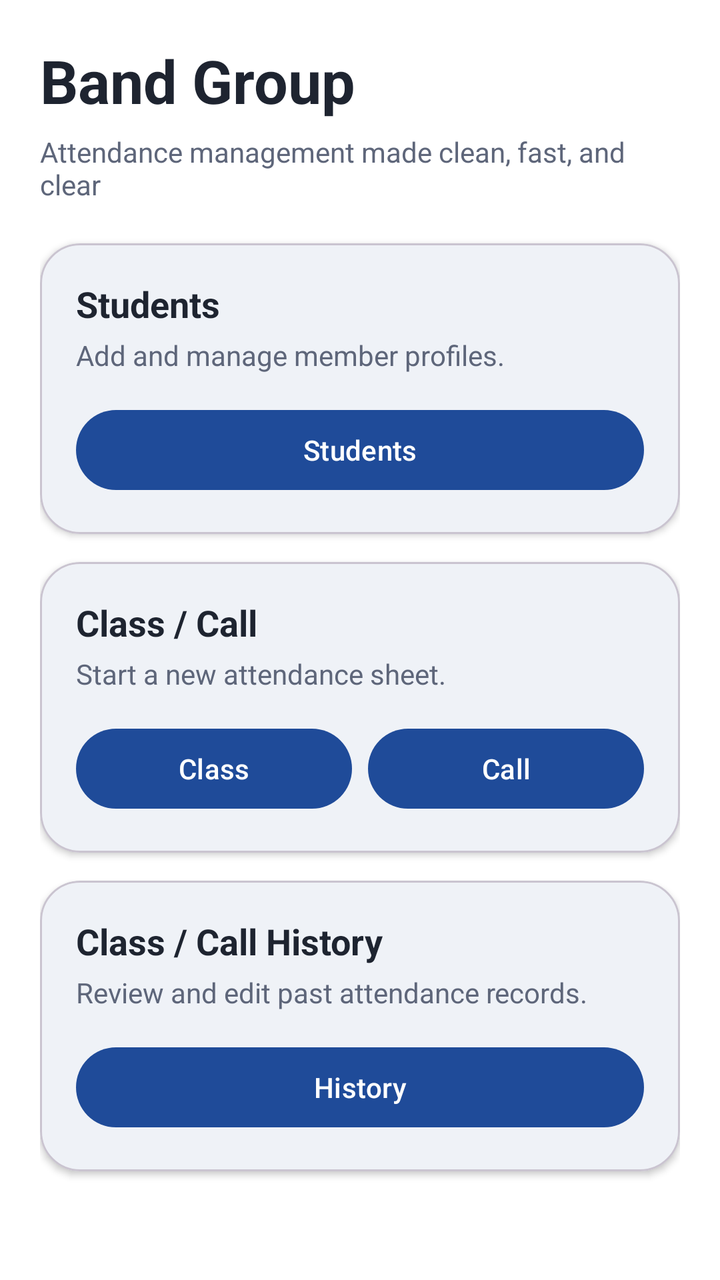
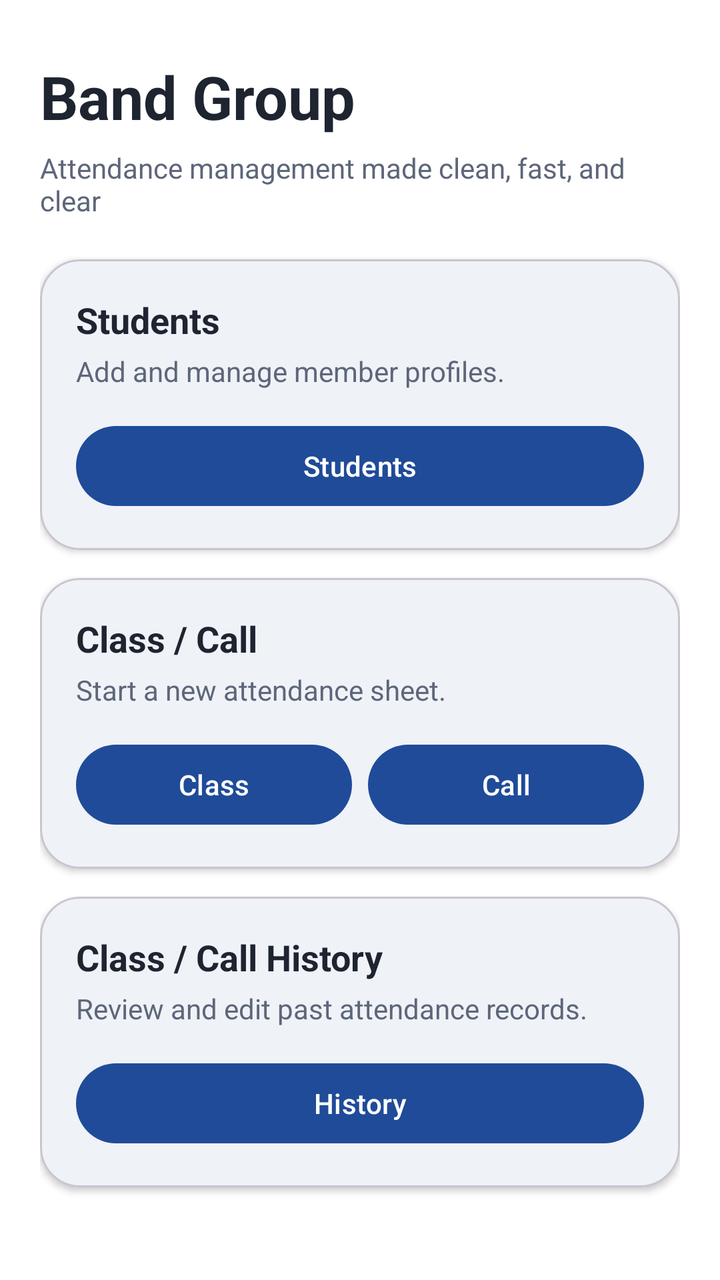

Compare the two renders of this Android layout. The source of the first and the diff that turns it into the second are given below.
<!-- AndroidManifest.xml: application theme Theme.SSJB -->
<!-- res/layout/activity_main.xml -->
<?xml version="1.0" encoding="utf-8"?>
<androidx.core.widget.NestedScrollView xmlns:android="http://schemas.android.com/apk/res/android"
    xmlns:app="http://schemas.android.com/apk/res-auto"
    android:layout_width="match_parent"
    android:layout_height="match_parent"
    android:background="?attr/colorSurface"
    android:fillViewport="true">

    <LinearLayout
        android:layout_width="match_parent"
        android:layout_height="wrap_content"
        android:orientation="vertical"
        android:padding="20dp">

        <TextView
            android:layout_width="match_parent"
            android:layout_height="wrap_content"
            android:text="@string/home_title"
            android:textColor="?attr/colorOnBackground"
            android:textSize="30sp"
            android:textStyle="bold" />

        <TextView
            android:layout_width="match_parent"
            android:layout_height="wrap_content"
            android:layout_marginTop="6dp"
            android:layout_marginBottom="20dp"
            android:text="@string/home_subtitle"
            android:textColor="?attr/colorOnSurfaceVariant"
            android:textSize="14sp" />

        <com.google.android.material.card.MaterialCardView
            android:layout_width="match_parent"
            android:layout_height="wrap_content"
            android:layout_marginBottom="14dp"
            app:cardBackgroundColor="?attr/colorSurface"
            app:cardCornerRadius="20dp"
            app:cardElevation="2dp">

            <LinearLayout
                android:layout_width="match_parent"
                android:layout_height="wrap_content"
                android:orientation="vertical"
                android:padding="18dp">

                <TextView
                    android:layout_width="wrap_content"
                    android:layout_height="wrap_content"
                    android:text="@string/students_section"
                    android:textColor="?attr/colorOnSurface"
                    android:textSize="18sp"
                    android:textStyle="bold" />

                <TextView
                    android:layout_width="wrap_content"
                    android:layout_height="wrap_content"
                    android:layout_marginTop="4dp"
                    android:text="@string/students_section_hint"
                    android:textColor="?attr/colorOnSurfaceVariant" />

                <com.google.android.material.button.MaterialButton
                    android:id="@+id/studentsButton"
                    android:layout_width="match_parent"
                    android:layout_height="wrap_content"
                    android:layout_marginTop="14dp"
                    android:text="@string/students"
                    android:textAllCaps="false" />
            </LinearLayout>
        </com.google.android.material.card.MaterialCardView>

        <com.google.android.material.card.MaterialCardView
            android:layout_width="match_parent"
            android:layout_height="wrap_content"
            android:layout_marginBottom="14dp"
            app:cardBackgroundColor="?attr/colorSurface"
            app:cardCornerRadius="20dp"
            app:cardElevation="2dp">

            <LinearLayout
                android:layout_width="match_parent"
                android:layout_height="wrap_content"
                android:orientation="vertical"
                android:padding="18dp">

                <TextView
                    android:layout_width="wrap_content"
                    android:layout_height="wrap_content"
                    android:text="@string/sessions_section"
                    android:textColor="?attr/colorOnSurface"
                    android:textSize="18sp"
                    android:textStyle="bold" />

                <TextView
                    android:layout_width="wrap_content"
                    android:layout_height="wrap_content"
                    android:layout_marginTop="4dp"
                    android:text="@string/sessions_section_hint"
                    android:textColor="?attr/colorOnSurfaceVariant" />

                <LinearLayout
                    android:layout_width="match_parent"
                    android:layout_height="wrap_content"
                    android:layout_marginTop="14dp"
                    android:orientation="horizontal">

                    <com.google.android.material.button.MaterialButton
                        android:id="@+id/classButton"
                        android:layout_width="0dp"
                        android:layout_height="wrap_content"
                        android:layout_marginEnd="8dp"
                        android:layout_weight="1"
                        android:text="@string/class_label"
                        android:textAllCaps="false" />

                    <com.google.android.material.button.MaterialButton
                        android:id="@+id/callButton"
                        android:layout_width="0dp"
                        android:layout_height="wrap_content"
                        android:layout_weight="1"
                        android:text="@string/call_label"
                        android:textAllCaps="false" />
                </LinearLayout>
            </LinearLayout>
        </com.google.android.material.card.MaterialCardView>

        <com.google.android.material.card.MaterialCardView
            android:layout_width="match_parent"
            android:layout_height="wrap_content"
            app:cardBackgroundColor="?attr/colorSurface"
            app:cardCornerRadius="20dp"
            app:cardElevation="2dp">

            <LinearLayout
                android:layout_width="match_parent"
                android:layout_height="wrap_content"
                android:orientation="vertical"
                android:padding="18dp">

                <TextView
                    android:layout_width="wrap_content"
                    android:layout_height="wrap_content"
                    android:text="@string/history_section"
                    android:textColor="?attr/colorOnSurface"
                    android:textSize="18sp"
                    android:textStyle="bold" />

                <TextView
                    android:layout_width="wrap_content"
                    android:layout_height="wrap_content"
                    android:layout_marginTop="4dp"
                    android:text="@string/history_section_hint"
                    android:textColor="?attr/colorOnSurfaceVariant" />

                <com.google.android.material.button.MaterialButton
                    android:id="@+id/historyButton"
                    android:layout_width="match_parent"
                    android:layout_height="wrap_content"
                    android:layout_marginTop="14dp"
                    android:text="@string/history"
                    android:textAllCaps="false" />
            </LinearLayout>
        </com.google.android.material.card.MaterialCardView>
    </LinearLayout>
</androidx.core.widget.NestedScrollView>
<!-- resources referenced by this layout -->
<resources>
  <string name="call_label">Call</string>
  <string name="class_label">Class</string>
  <string name="history">History</string>
  <string name="history_section">Class / Call History</string>
  <string name="history_section_hint">Review and edit past attendance records.</string>
  <string name="home_subtitle">Attendance management made clean, fast, and clear</string>
  <string name="home_title">Band Group</string>
  <string name="sessions_section">Class / Call</string>
  <string name="sessions_section_hint">Start a new attendance sheet.</string>
  <string name="students">Students</string>
  <string name="students_section">Students</string>
  <string name="students_section_hint">Add and manage member profiles.</string>
  <style name="Theme.SSJB" parent="Base.Theme.SSJB" />
  <style name="Base.Theme.SSJB" parent="Theme.Material3.DayNight.NoActionBar">
          <item name="colorPrimary">@color/ssjb_primary</item>
          <item name="colorOnPrimary">@color/ssjb_on_primary</item>
          <item name="colorSecondary">@color/ssjb_secondary</item>
          <item name="colorTertiary">@color/ssjb_tertiary</item>
          <item name="colorOnBackground">@color/ssjb_on_background</item>
          <item name="colorSurface">@color/ssjb_surface</item>
          <item name="colorOnSurface">@color/ssjb_on_surface</item>
          <item name="colorSurfaceVariant">@color/ssjb_surface_variant</item>
          <item name="colorOnSurfaceVariant">@color/ssjb_on_surface_variant</item>
          <item name="colorOutline">@color/ssjb_outline</item>
          <item name="colorError">@color/ssjb_error</item>
          <item name="android:statusBarColor">@color/ssjb_background</item>
          <item name="android:navigationBarColor">@color/ssjb_background</item>
          <item name="android:windowBackground">@color/ssjb_background</item>
          <item name="android:forceDarkAllowed">true</item>
      </style>
  <color name="ssjb_primary">#1F4B99</color>
  <color name="ssjb_on_primary">#FFFFFF</color>
  <color name="ssjb_secondary">#0F766E</color>
  <color name="ssjb_tertiary">#A15E2E</color>
  <color name="ssjb_on_background">#1E2430</color>
  <color name="ssjb_surface">#FFFFFF</color>
  <color name="ssjb_on_surface">#1E2430</color>
  <color name="ssjb_surface_variant">#E7EEF8</color>
  <color name="ssjb_on_surface_variant">#5E667A</color>
  <color name="ssjb_outline">#CCD6E2</color>
  <color name="ssjb_error">#C62828</color>
  <color name="ssjb_background">#F4F7FB</color>
</resources>

<!-- the commit's change to res/layout/activity_main.xml (unified diff, before → after) -->
@@ -4,13 +4,17 @@
     android:layout_width="match_parent"
     android:layout_height="match_parent"
     android:background="?attr/colorSurface"
+    android:fitsSystemWindows="true"
     android:fillViewport="true">
 
     <LinearLayout
         android:layout_width="match_parent"
         android:layout_height="wrap_content"
         android:orientation="vertical"
-        android:padding="20dp">
+        android:paddingLeft="20dp"
+        android:paddingTop="28dp"
+        android:paddingRight="20dp"
+        android:paddingBottom="28dp">
 
         <TextView
             android:layout_width="match_parent"
